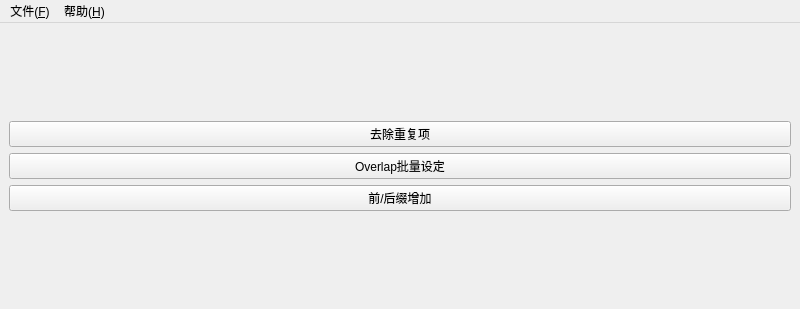
shine5402/KiraOtoToolbox, file src/mainwindow.ui: the form before one commit.
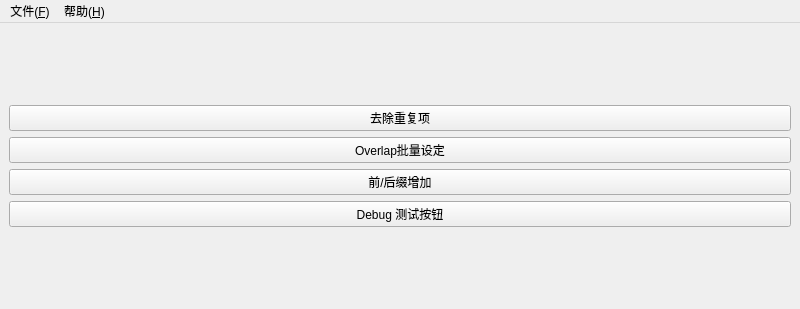
The form after the commit.

Commit message: DebugButton ShowDiffDialog askUserForApplyChanges

```diff
--- a/src/mainwindow.ui
+++ b/src/mainwindow.ui
@@ -49,6 +49,13 @@
       </property>
      </widget>
     </item>
+    <item>
+     <widget class="QPushButton" name="debugButton">
+      <property name="text">
+       <string>Debug 测试按钮</string>
+      </property>
+     </widget>
+    </item>
     <item>
      <spacer name="verticalSpacer">
       <property name="orientation">
```
The commit also changes 8 other files.
